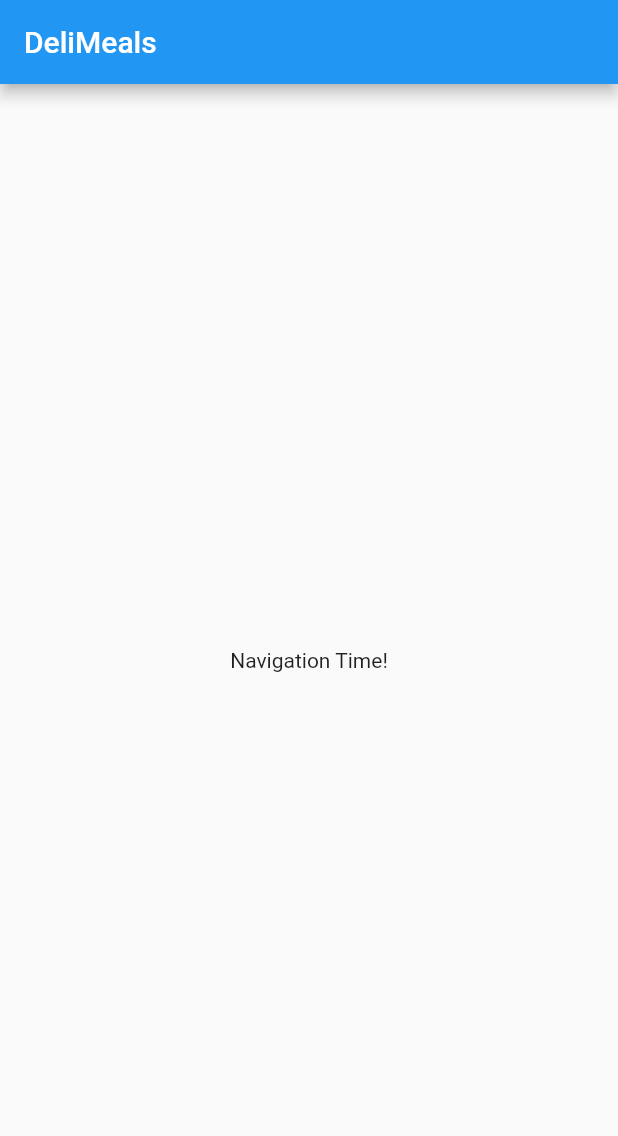
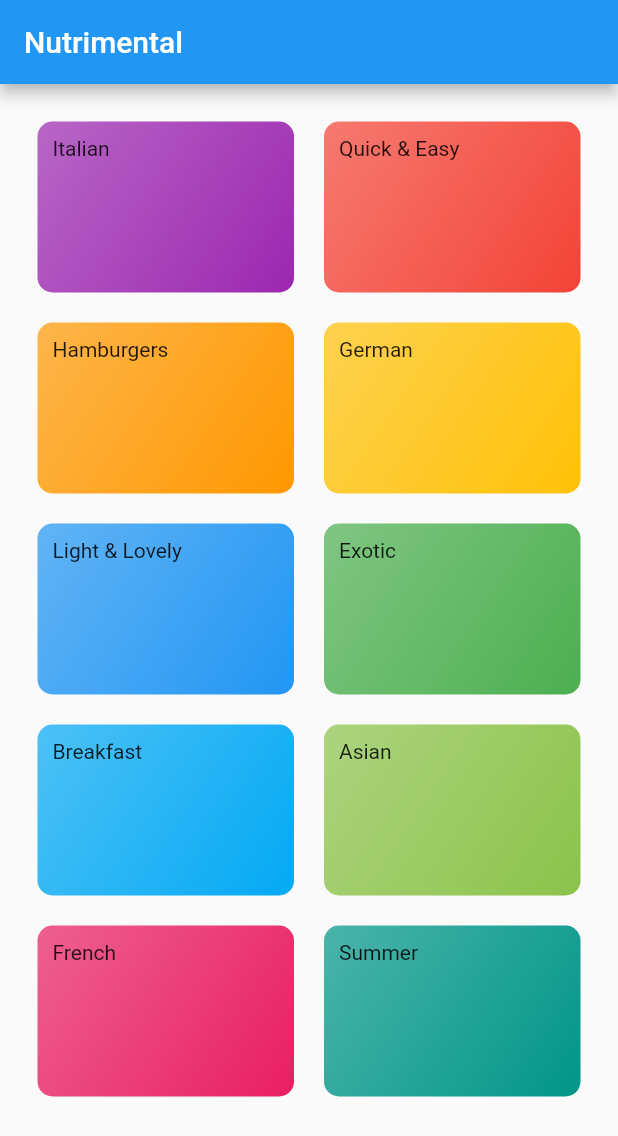
Before and after one commit to ShashankBiplav/Nutrimental, a Flutter app: the screen it shows after launch, on a phone screen of 412 x 824 dp. Shown: the top 1136 px of the screen. Run offline on Flutter 3.47's test engine with Material 2 defaults, Android fonts, the phone set to English and light mode, and no system bars.

Commit message:
Added the categories screen as default,also defined CategoryItgem widget and added cusgtom fonts

```diff
--- a/lib/main.dart
+++ b/lib/main.dart
@@ -1,36 +1,16 @@
 import 'package:flutter/material.dart';
-
+import './widgets/categories_screen.dart';
 void main() => runApp(MyApp());
 
 class MyApp extends StatelessWidget {
   @override
   Widget build(BuildContext context) {
     return MaterialApp(
-      title: 'DeliMeals',
+      title: 'Nutrimental',
       theme: ThemeData(
         primarySwatch: Colors.blue,
       ),
-      home: MyHomePage(),
+      home: CatergoriesScreen(),
     );
   }
 }
-
-class MyHomePage extends StatefulWidget {
-    @override
-  _MyHomePageState createState() => _MyHomePageState();
-}
-
-class _MyHomePageState extends State<MyHomePage> {
-
-  @override
-  Widget build(BuildContext context) {
-    return Scaffold(
-      appBar: AppBar(
-        title: Text('DeliMeals'),
-      ),
-      body: Center(
-        child: Text('Navigation Time!'),
-      ),
-    );
-  }
-}
--- /dev/null
+++ b/lib/models/category.dart
@@ -0,0 +1,12 @@
+import 'package:flutter/material.dart';
+
+class Category {
+  final String id;
+  final String title;
+  final Color colorBk;
+
+ const Category(
+      {@required this.id,
+      @required this.title,
+       this.colorBk = Colors.amber});
+}
--- /dev/null
+++ b/lib/widgets/categories_screen.dart
@@ -0,0 +1,27 @@
+import 'package:flutter/material.dart';
+import './dummy_data.dart';
+import '../widgets/category_item.dart';
+
+class CatergoriesScreen extends StatelessWidget {
+  @override
+  Widget build(BuildContext context) {
+    return Scaffold(
+      appBar: AppBar(title:const Text('Nutrimental'),),
+          body: GridView(
+            padding: EdgeInsets.all(25),
+        gridDelegate: SliverGridDelegateWithMaxCrossAxisExtent(
+          maxCrossAxisExtent: 300,
+          childAspectRatio: 3 / 2,
+          crossAxisSpacing: 20,
+          mainAxisSpacing: 20,
+        ),
+        children: DUMMY_CATEGORIES
+            .map((catData) => CategoryItem(
+                  title: catData.title,
+                  colorBk: catData.colorBk,
+                ),)
+            .toList(),
+      ),
+    );
+  }
+}
--- /dev/null
+++ b/lib/widgets/category_item.dart
@@ -0,0 +1,24 @@
+import 'package:flutter/material.dart';
+
+class CategoryItem extends StatelessWidget {
+  final String title;
+  final Color colorBk;
+
+  CategoryItem({this.title, this.colorBk});
+
+  @override
+  Widget build(BuildContext context) {
+    return Container(
+      padding: const EdgeInsets.all(10),
+      child: Text(title),
+      decoration: BoxDecoration(
+        gradient: LinearGradient(
+          colors: [colorBk.withOpacity(0.7), colorBk],
+          begin: Alignment.topLeft,
+          end: Alignment.bottomRight,
+        ),
+        borderRadius: BorderRadius.circular(10),
+      ),
+    );
+  }
+}
--- /dev/null
+++ b/lib/widgets/dummy_data.dart
@@ -0,0 +1,56 @@
+import 'package:flutter/material.dart';
+
+import '../models/category.dart';
+
+const DUMMY_CATEGORIES = const [
+  Category(
+    id: 'c1',
+    title: 'Italian',
+    colorBk: Colors.purple,
+  ),
+  Category(
+    id: 'c2',
+    title: 'Quick & Easy',
+    colorBk: Colors.red,
+  ),
+  Category(
+    id: 'c3',
+    title: 'Hamburgers',
+    colorBk: Colors.orange,
+  ),
+  Category(
+    id: 'c4',
+    title: 'German',
+    colorBk: Colors.amber,
+  ),
+  Category(
+    id: 'c5',
+    title: 'Light & Lovely',
+    colorBk: Colors.blue,
+  ),
+  Category(
+    id: 'c6',
+    title: 'Exotic',
+    colorBk: Colors.green,
+  ),
+  Category(
+    id: 'c7',
+    title: 'Breakfast',
+    colorBk: Colors.lightBlue,
+  ),
+  Category(
+    id: 'c8',
+    title: 'Asian',
+    colorBk: Colors.lightGreen,
+  ),
+  Category(
+    id: 'c9',
+    title: 'French',
+    colorBk: Colors.pink,
+  ),
+  Category(
+    id: 'c10',
+    title: 'Summer',
+    colorBk: Colors.teal,
+  ),
+];
```
Also changed, not shown: pubspec.yaml (+17 -6 lines), assets/fonts/Raleway-Black.ttf (added), assets/fonts/Raleway-Bold.ttf (added), assets/fonts/Raleway-Regular.ttf (added), assets/fonts/RobotoCondensed-Bold.ttf (added), assets/fonts/RobotoCondensed-Italic.ttf (added), assets/fonts/RobotoCondensed-Light.ttf (added), assets/fonts/RobotoCondensed-Regular.ttf (added), 1 other file.
